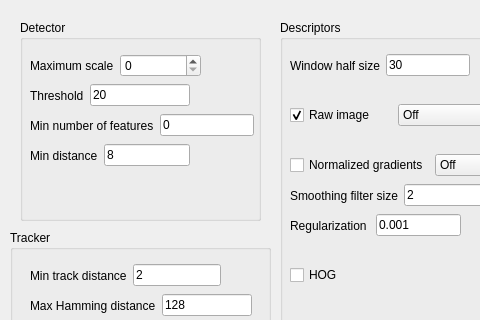
The window that mv_descriptor_learning/preferences.ui (jonabalzer/r4r) describes before a commit, drawn with Qt 5; both pictures show x 0 to 480 and y 0 to 320 of the 592 by 534 pixel window.
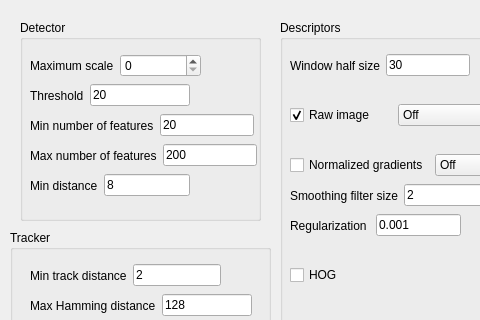
The same window after the commit.

Commit message: Fixed missing parameter bug.

The edit to the form file:
```diff
--- a/mv_descriptor_learning/preferences.ui
+++ b/mv_descriptor_learning/preferences.ui
@@ -306,7 +306,7 @@
      <item>
       <widget class="QLineEdit" name="minFeatEdit">
        <property name="text">
-        <string>0</string>
+        <string>20</string>
        </property>
       </widget>
      </item>
@@ -316,7 +316,7 @@
     <property name="geometry">
      <rect>
       <x>10</x>
-      <y>120</y>
+      <y>150</y>
       <width>160</width>
       <height>31</height>
      </rect>
@@ -338,6 +338,32 @@
      </item>
     </layout>
    </widget>
+   <widget class="QWidget" name="horizontalLayoutWidget_19">
+    <property name="geometry">
+     <rect>
+      <x>10</x>
+      <y>120</y>
+      <width>227</width>
+      <height>31</height>
+     </rect>
+    </property>
+    <layout class="QHBoxLayout" name="maxLayout">
+     <item>
+      <widget class="QLabel" name="maxFeatLabel">
+       <property name="text">
+        <string>Max number of features</string>
+       </property>
+      </widget>
+     </item>
+     <item>
+      <widget class="QLineEdit" name="maxFeatEdit">
+       <property name="text">
+        <string>200</string>
+       </property>
+      </widget>
+     </item>
+    </layout>
+   </widget>
   </widget>
   <widget class="QGroupBox" name="trackerGroupBox">
    <property name="geometry">
```
The commit also changes 1 other file.
